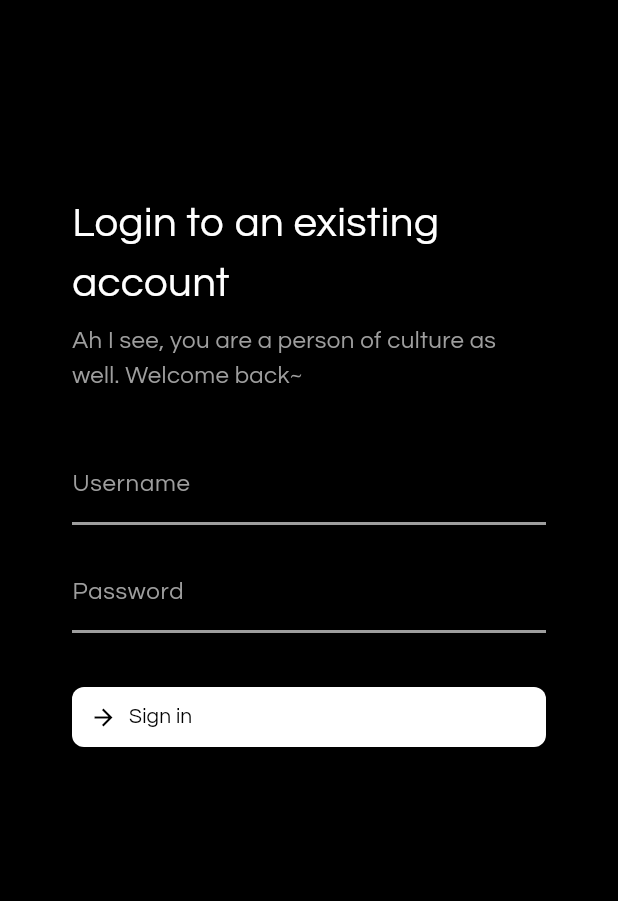
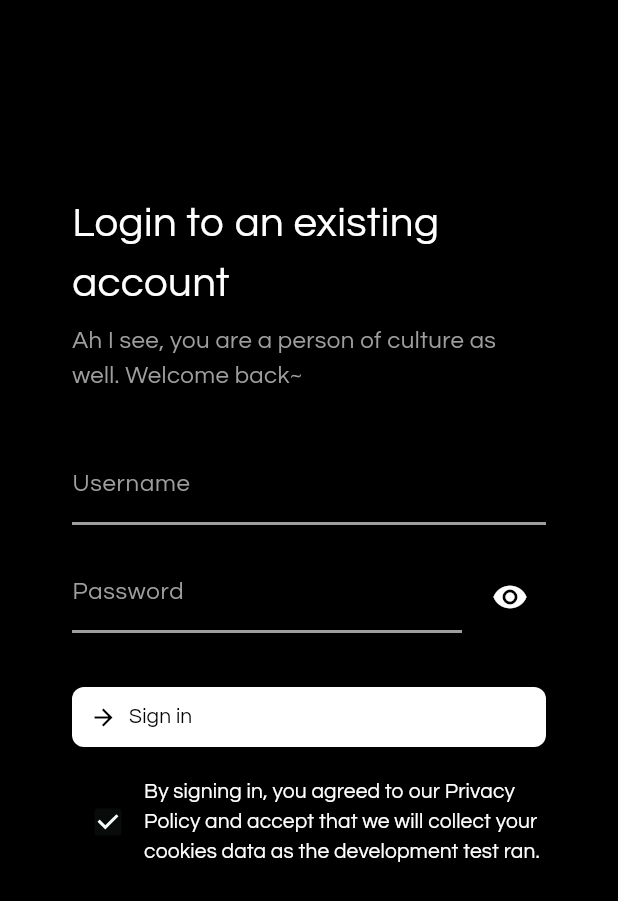
Before and after one commit to sicarlion/picole, a Flutter app: the screen it shows after launch, after a tap on "Sign in with Ahoge Account", on a phone screen of 412 x 824 dp. Shown: the top 901 px of the screen. Run offline on Flutter 3.47's test engine with Material 3 defaults, Android fonts, the phone set to English and light mode, and no system bars; our stand-ins replace cached_network_image, device_info_plus, flutter_cache_manager, flutter_dotenv, image_gallery_saver, image_picker and 4 more; missing offline and left inert: cloudinary_sdk; accounts and stored records are empty; network calls fail.

Commit message:
Added visibility icon on login page

```diff
--- a/lib/src/onboard/login.dart
+++ b/lib/src/onboard/login.dart
@@ -16,6 +16,7 @@ class LoginPageState extends State<LoginPage> {
   final TextEditingController username = TextEditingController();
   final TextEditingController password = TextEditingController();
 
+  bool visibility = false;
   bool hasError = false;
   String errorMessage = '';
 
@@ -34,6 +35,12 @@ class LoginPageState extends State<LoginPage> {
           hasError = true;
           errorMessage = "No such account existed.";
       }
+    });
+  }
+
+  void setVisibility(bool value) {
+    setState(() {
+      visibility = value;
     });
   }
 
--- a/lib/ui/onboard/ui_login.dart
+++ b/lib/ui/onboard/ui_login.dart
@@ -83,8 +83,12 @@ Widget _buildLoginForm(BuildContext context, LoginPageState state) {
         cursorColor: Colors.grey,
       ),
       SizedBox(height: 16.0),
-      TextField(
-        obscureText: true,
+      Row(
+        crossAxisAlignment: CrossAxisAlignment.center,
+        children: [
+          Expanded(
+            child: TextField(
+              obscureText: !state.visibility,
               controller: state.password,
               onChanged: (value) {
                 state.setError(0);
@@ -100,13 +104,28 @@ Widget _buildLoginForm(BuildContext context, LoginPageState state) {
                 floatingLabelBehavior: FloatingLabelBehavior.auto,
                 enabledBorder: UnderlineInputBorder(
                   borderSide: BorderSide(
-                width: 2.0, color: state.hasError ? Colors.red : Colors.grey),
+                      width: 2.0,
+                      color: state.hasError ? Colors.red : Colors.grey),
                 ),
                 focusedBorder: UnderlineInputBorder(
                   borderSide: BorderSide(width: 2.0, color: Colors.white),
                 ),
               ),
               cursorColor: Colors.grey,
+            ),
+          ),
+          SizedBox(width: 8.0),
+          Padding(
+            padding: EdgeInsets.only(top: 8.0),
+            child: IconButton(
+              onPressed: () => state.setVisibility(!state.visibility),
+              icon: Icon(
+                !state.visibility ? Icons.visibility : Icons.visibility_off,
+                color: Colors.white,
+              ),
+            ),
+          ),
+        ],
       ),
       SizedBox(height: 32.0),
       TextButton(
@@ -138,6 +157,24 @@ Widget _buildLoginForm(BuildContext context, LoginPageState state) {
         ),
       ),
       SizedBox(height: 16.0),
+      Row(
+        children: [
+          Checkbox(
+            value: true,
+            onChanged: null,
+          ),
+          Expanded(
+            child: Text(
+              "By signing in, you agreed to our Privacy Policy and accept that we will collect your cookies data as the development test ran.",
+              style: Theme.of(context)
+                  .textTheme
+                  .labelLarge!
+                  .copyWith(color: Colors.white),
+            ),
+          ),
+        ],
+      ),
+      SizedBox(height: 16.0),
       if (state.hasError)
         Text(
           state.errorMessage,
```
Also changed, not shown: flutter_01.png (added). Lines whose indentation alone changed are shown as unchanged.
